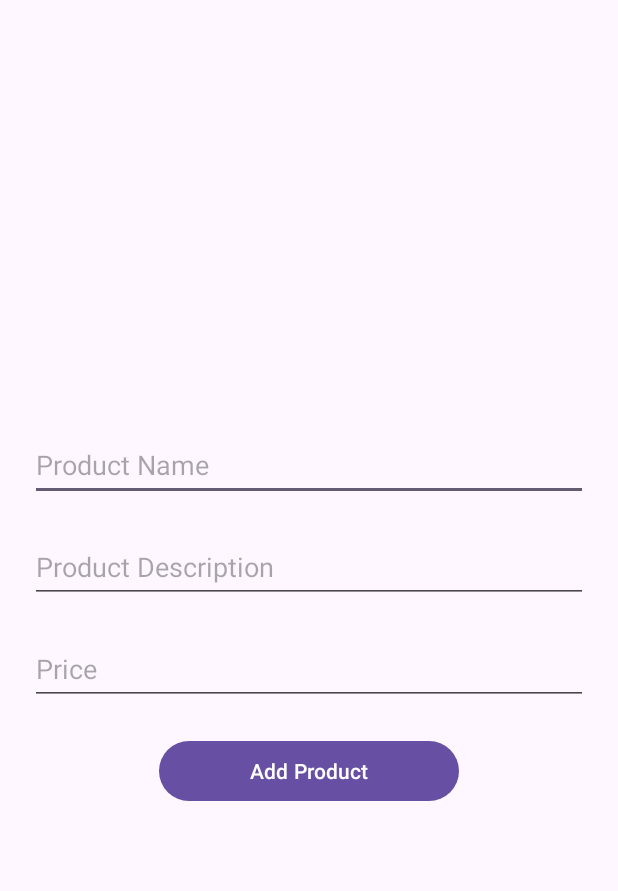
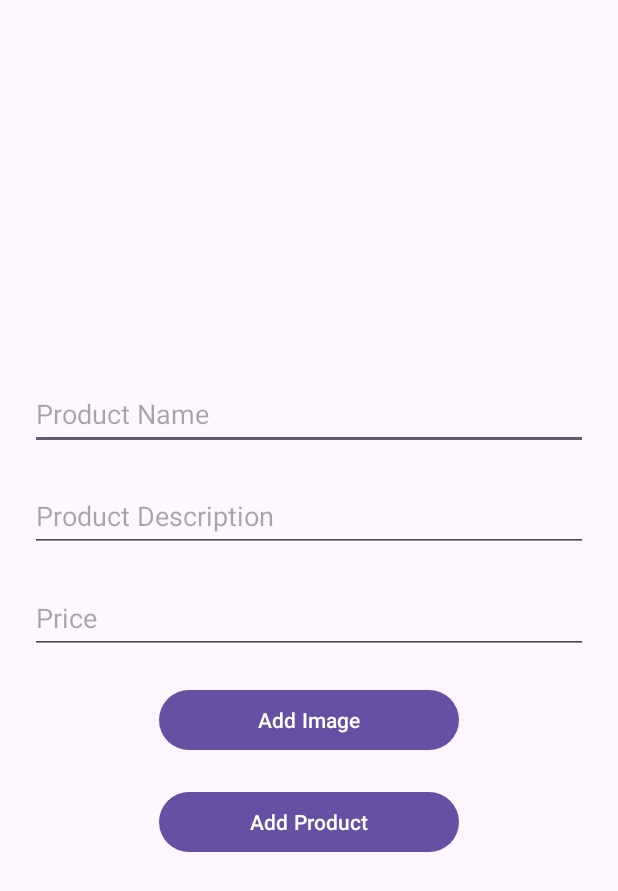
Before and after one commit to p0tatoes/ITE2exam, an Android app: the AddItemActivity screen opened directly, with no data from a screen before it, on a phone screen of 412 x 824 dp. Shown: the top 891 px of the screen. Run offline under Robolectric (Android 15) with nearby library versions, the phone set to English and light mode, and no system bars; our stand-ins replace Firebase (no records; nobody signed in at launch, a user with empty details on screens opened directly); Roboto replaces fonts that are not available here.

Commit message:
feat: added functionality to add new products

```diff
--- a/app/src/main/AndroidManifest.xml
+++ b/app/src/main/AndroidManifest.xml
@@ -42,4 +42,6 @@
             android:resource="@array/preloaded_fonts" />
     </application>
 
+    <uses-permission android:name="android.permission.READ_EXTERNAL_STORAGE" />
+
 </manifest>
--- a/app/src/main/java/com/example/ite2exam/AddItemActivity.kt
+++ b/app/src/main/java/com/example/ite2exam/AddItemActivity.kt
@@ -1,11 +1,72 @@
 package com.example.ite2exam
 
+import android.content.Intent
+import android.os.Bundle
+import android.util.Log
+import android.widget.Button
+import android.widget.EditText
 import androidx.appcompat.app.AppCompatActivity
-import android.os.Bundle
+import com.google.firebase.Firebase
+import com.google.firebase.firestore.FirebaseFirestore
+import com.google.firebase.firestore.firestore
+import com.google.firebase.storage.StorageReference
+import com.google.firebase.storage.storage
 
 class AddItemActivity : AppCompatActivity() {
+
+    private val TAG = "SandwichAdder"
+
+    private lateinit var storageRef: StorageReference
+    private lateinit var db: FirebaseFirestore
+
+    private lateinit var _newProdNameTextbox: EditText
+    private lateinit var _newProdDescTextbox: EditText
+    private lateinit var _newProdPriceTextbox: EditText
+    private lateinit var _addImageButton: Button
+    private lateinit var _addProductButton: Button
+
     override fun onCreate(savedInstanceState: Bundle?) {
         super.onCreate(savedInstanceState)
         setContentView(R.layout.activity_add_item)
+
+        // Firebase Storage Instance
+        storageRef = Firebase.storage.reference
+
+        // Firestore Instance
+        db = Firebase.firestore
+
+        // Form inputs
+        _newProdNameTextbox = findViewById(R.id.addNameTextbox)
+        _newProdDescTextbox = findViewById(R.id.addDescriptionTextbox)
+        _newProdPriceTextbox = findViewById(R.id.addPriceTextbox)
+        _addImageButton = findViewById(R.id.addImageButton)
+        _addProductButton = findViewById(R.id.addButton)
+
+        _addProductButton.setOnClickListener {
+            val newProdName: String = _newProdNameTextbox.text.toString()
+            val newProdDesc: String = _newProdDescTextbox.text.toString()
+            val newProdPrice: Number = _newProdPriceTextbox.text.toString().toInt()
+            var imageURL: String =
+                "https://firebasestorage.googleapis.com/v0/b/t2023it2-vapemart-cdbb4.appspot.com/o/uploads%2Fvape-mart-default-item.png?alt=media&token=ebab7481-1801-418c-b4fa-c844c90cb322"
+
+            val newProductData = hashMapOf(
+                "name" to newProdName,
+                "description" to newProdDesc,
+                "price" to newProdPrice,
+                "images" to listOf<String>(imageURL)
+            )
+
+            if (newProdName != "" && newProdDesc != "" && newProdPrice != null) {
+                db.collection("products").add(newProductData).addOnCompleteListener {
+                    if (it.isSuccessful) {
+                        Log.d(TAG, "New item added: ${it.result.id}")
+
+                        val toProductsList: Intent = Intent(this, MainActivity::class.java)
+                        startActivity(toProductsList)
+                    } else Log.d(TAG, "Failed to add new item")
+                }
+            }
+        }
     }
+
 }
--- a/app/src/main/res/layout/activity_add_item.xml
+++ b/app/src/main/res/layout/activity_add_item.xml
@@ -36,11 +36,18 @@
         android:layout_marginBottom="20dp"
         android:ems="10"
         android:hint="Price"
-        android:inputType="number"
+        android:inputType="text"
         android:minHeight="48dp" />
 
     <Button
-        android:id="@+id/addItemButton"
+        android:id="@+id/addImageButton"
+        android:layout_width="200dp"
+        android:layout_height="wrap_content"
+        android:layout_marginBottom="20dp"
+        android:text="Add Image" />
+
+    <Button
+        android:id="@+id/addButton"
         android:layout_width="200dp"
         android:layout_height="wrap_content"
         android:text="@string/str_addprod" />
```
Also changed, not shown: app/src/main/java/com/example/ite2exam/LoginActivity.kt (+10 -1 lines), app/src/main/java/com/example/ite2exam/MainActivity.kt (+9 -3 lines).
